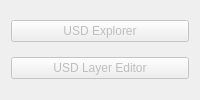
Above: src/MaxUsdObjects/Views/UsdStageToolsRollup.ui from Autodesk/3dsmax-usd before the change. Below: the same form after it.
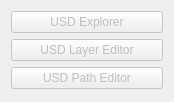
That is the form after the change.

```diff
--- a/src/MaxUsdObjects/Views/UsdStageToolsRollup.ui
+++ b/src/MaxUsdObjects/Views/UsdStageToolsRollup.ui
@@ -2,6 +2,14 @@
 <ui version="4.0">
  <class>UsdStageToolsRollup</class>
  <widget class="QWidget" name="UsdStageToolsRollup">
+  <property name="geometry">
+   <rect>
+    <x>0</x>
+    <y>0</y>
+    <width>174</width>
+    <height>102</height>
+   </rect>
+  </property>
   <property name="sizePolicy">
    <sizepolicy hsizetype="Preferred" vsizetype="MinimumExpanding">
     <horstretch>0</horstretch>
@@ -38,6 +46,19 @@
      </property>
     </widget>
    </item>
+   <item>
+    <widget class="QPushButton" name="PathEditorButton">
+     <property name="enabled">
+      <bool>false</bool>
+     </property>
+     <property name="toolTip">
+      <string>Opens the USD Path Editor to view the stage's asset paths. This button is disabled by default and enabled automatically when the stage object has a valid root layer.</string>
+     </property>
+     <property name="text">
+      <string>USD Path Editor</string>
+     </property>
+    </widget>
+   </item>
   </layout>
  </widget>
  <resources/>
```
Left out of the diff: 2 changed lines with no effect on the pictures.
